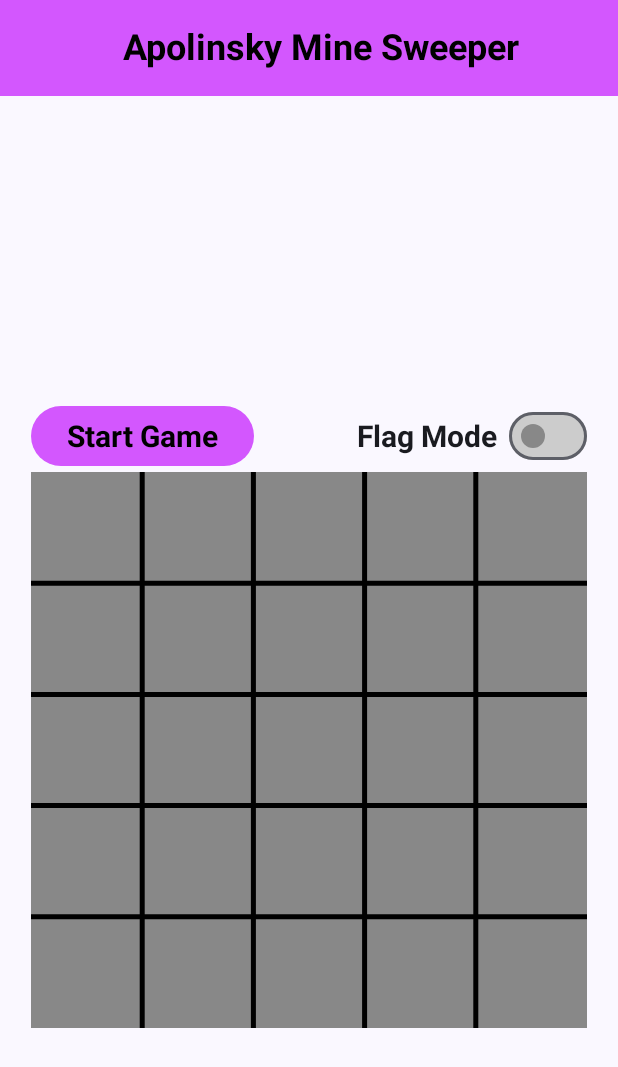
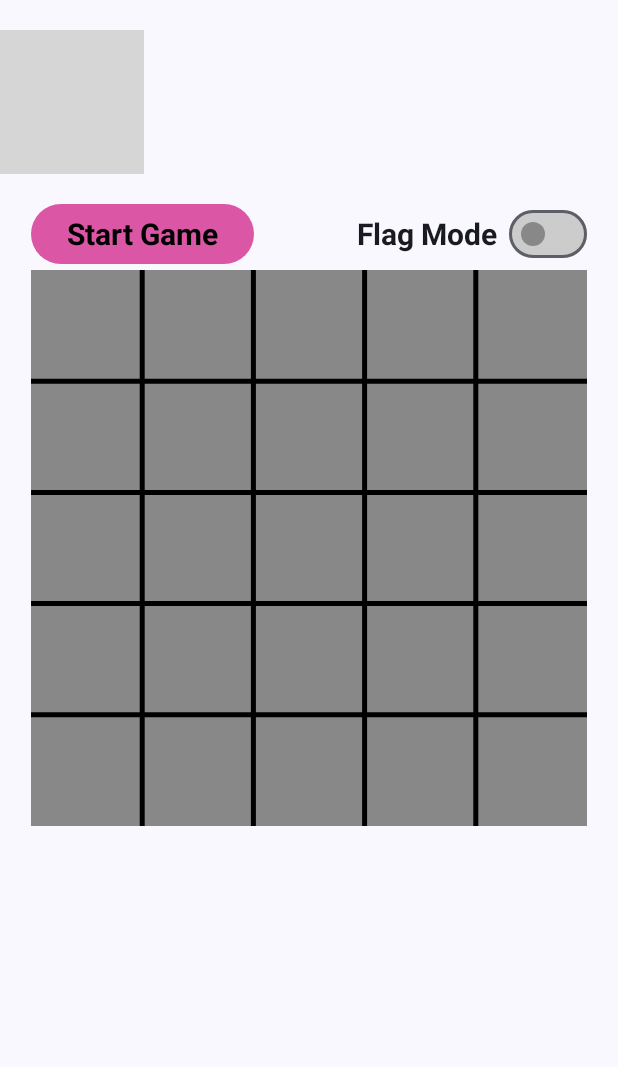
Before and after one commit to charlie-apolseed/AndroidMineSweeper, an Android app built with Jetpack Compose: the screen it shows after launch (MainActivity), on a phone screen of 412 x 824 dp. Shown: the top 1067 px of the screen. Run offline under Robolectric (Android 15) with nearby library versions, the phone set to English and light mode, and no system bars; grey boxes are pictures that could not be loaded.

Commit message:
[Style] Added logo and switched colors

```diff
--- a/app/src/main/java/com/example/apolinskyminesweeper/MainActivity.kt
+++ b/app/src/main/java/com/example/apolinskyminesweeper/MainActivity.kt
@@ -1,35 +1,21 @@
 package com.example.apolinskyminesweeper
 
-import android.graphics.fonts.FontStyle
 import android.os.Bundle
 import androidx.activity.ComponentActivity
 import androidx.activity.compose.setContent
 import androidx.activity.enableEdgeToEdge
+import androidx.compose.foundation.Image
 import androidx.compose.foundation.background
-import androidx.compose.foundation.layout.Arrangement
-import androidx.compose.foundation.layout.Box
 import androidx.compose.foundation.layout.Column
 import androidx.compose.foundation.layout.fillMaxSize
-import androidx.compose.foundation.layout.fillMaxWidth
-import androidx.compose.foundation.layout.height
 import androidx.compose.foundation.layout.padding
 import androidx.compose.material3.ExperimentalMaterial3Api
-import androidx.compose.material3.MaterialTheme
 import androidx.compose.material3.Scaffold
-import androidx.compose.material3.Text
-import androidx.compose.material3.TopAppBar
-import androidx.compose.material3.TopAppBarDefaults
-import androidx.compose.material3.TopAppBarState
-import androidx.compose.runtime.Composable
-import androidx.compose.ui.Alignment
 import androidx.compose.ui.Modifier
 import androidx.compose.ui.graphics.Color
-import androidx.compose.ui.res.stringResource
-import androidx.compose.ui.text.TextStyle
-import androidx.compose.ui.text.font.FontWeight
-import androidx.compose.ui.tooling.preview.Preview
+import androidx.compose.ui.graphics.ImageBitmap
+import androidx.compose.ui.res.imageResource
 import androidx.compose.ui.unit.dp
-import androidx.compose.ui.unit.sp
 import com.example.apolinskyminesweeper.ui.screen.MineSweeperScreen
 import com.example.apolinskyminesweeper.ui.theme.ApolinskyMineSweeperTheme
 
@@ -40,35 +26,21 @@ class MainActivity : ComponentActivity() {
         enableEdgeToEdge()
         setContent {
             ApolinskyMineSweeperTheme {
+                val logo = ImageBitmap.imageResource(R.drawable.logo)
+
                 Scaffold(
-                    modifier = Modifier.fillMaxSize(),
-                    topBar = {
-                        TopAppBar(
-                            title = {
-                                // Use a Box to center the title within the TopAppBar
-                                Box(
-                                    modifier = Modifier.fillMaxWidth(),
-                                    contentAlignment = Alignment.Center
-                                ) {
-                                    Text(
-                                        text = stringResource(R.string.apolinsky_mine_sweeper),
-                                        fontSize = 24.sp,
-                                        style = TextStyle(
-                                            fontSize = 20.sp,
-                                            fontWeight = FontWeight.Bold
-                                        ),
-                                        color = Color.Black
-                                    )
-                                }
-                            },
-                            // Set the background color of the TopAppBar
-                            colors = TopAppBarDefaults.topAppBarColors(
-                                containerColor = Color(0xFFD357FE)
-                            )
+                    modifier = Modifier
+                        .fillMaxSize()
+                        .background(Color(0xFFFFFFFF)), // Set the background color to white
+                ) { innerPadding ->
+                    Column {
+                        Image(
+                            bitmap = logo,
+                            contentDescription = "Logo",
+                            modifier = Modifier.padding(bottom = 16.dp).padding(top = 20.dp)
                         )
+                        MineSweeperScreen(modifier = Modifier.padding(innerPadding))
                     }
-                ) { innerPadding ->
-                    MineSweeperScreen(modifier = Modifier.padding(innerPadding))
                 }
             }
         }
--- a/app/src/main/java/com/example/apolinskyminesweeper/ui/screen/MineSweeperModel.kt
+++ b/app/src/main/java/com/example/apolinskyminesweeper/ui/screen/MineSweeperModel.kt
@@ -11,16 +11,17 @@ import kotlin.random.Random
 
 
 class MineSweeperModel : ViewModel() {
-    var board by mutableStateOf(Array(5) { Array(5) { "" } })
-    var solutionBoard by mutableStateOf(Array(5) { Array(5) { "" } })
+    val BOARD_SIZE = 5
+    var board by mutableStateOf(Array(BOARD_SIZE) { Array(BOARD_SIZE) { "" } })
+    var solutionBoard by mutableStateOf(Array(BOARD_SIZE) { Array(BOARD_SIZE) { "" } })
     var flagMode by mutableStateOf(false)
     var isGameOver by mutableStateOf(false)
     var isGameWon by mutableStateOf(false)
-    final val BOARD_SIZE = 5
+
 
     fun startGame() {
         // Initialize the board and solution board
-        board = Array(BOARD_SIZE) { Array(5) { "" } }
+        board = Array(BOARD_SIZE) { Array(BOARD_SIZE) { "" } }
         solutionBoard = Array(BOARD_SIZE) { Array(BOARD_SIZE) { "" } }
         var mineCount = 3
         while (mineCount > 0) {
@@ -41,13 +42,13 @@ class MineSweeperModel : ViewModel() {
         if (!flagMode) {
             if (solutionBoard[row][col] == "") {
                 board[row][col] = getAdjacentMines(row, col).toString()
-            } else if (solutionBoard[row][col] == "mine") {
+            } else if (solutionBoard[row][col] == "mine" && board[row][col] == "") {
                 endGame()
             }
         } else { //Flag mode
             if (solutionBoard[row][col] == "mine") {
                 board[row][col] = "flag"
-            } else if (solutionBoard[row][col] == "") {
+            } else if (solutionBoard[row][col] == "" && board[row][col] == "") {
                 endGame()
             }
         }
--- a/app/src/main/java/com/example/apolinskyminesweeper/ui/screen/MineSweeperScreen.kt
+++ b/app/src/main/java/com/example/apolinskyminesweeper/ui/screen/MineSweeperScreen.kt
@@ -47,11 +47,12 @@ fun MineSweeperScreen(
     val mineSweeperModel = viewModel
     val textMeasurer = rememberTextMeasurer()
 
+
     Column(
         modifier = modifier.fillMaxSize(),
-        verticalArrangement = Arrangement.Center,
         horizontalAlignment = Alignment.CenterHorizontally
     ) {
+
 
 
         Row(
@@ -61,7 +62,7 @@ fun MineSweeperScreen(
             Button(
                 onClick = mineSweeperModel::startGame,
                 colors = ButtonDefaults.buttonColors(
-                    containerColor = Color(0xFFD357FE),
+                    containerColor = Color(0xFFDB56A4),
                     contentColor = Color.Black
                 )
             ) {
@@ -79,10 +80,10 @@ fun MineSweeperScreen(
                 Switch(
                     checked = mineSweeperModel.flagMode,
                     colors = SwitchDefaults.colors(
-                        checkedThumbColor = Color(0xFFD357FE), // Color of the thumb when checked
-                        checkedTrackColor = Color(0xFFDDB8FA), // Color of the track when checked
-                        uncheckedThumbColor = Color.Gray,       // Color of the thumb when unchecked
-                        uncheckedTrackColor = Color.LightGray   // Color of the track when unchecked
+                        checkedThumbColor = Color(0xFF7356db),
+                        checkedTrackColor = Color(0xFFc0b7fb),
+                        uncheckedThumbColor = Color.Gray,
+                        uncheckedTrackColor = Color.LightGray
                     ),
                     onCheckedChange = {
                         mineSweeperModel.toggleFlagMode()
@@ -100,8 +101,8 @@ fun MineSweeperScreen(
                 .pointerInput(key1 = Unit) {
                     detectTapGestures { offset -> // offset is the position of the tap
                         Log.d("Click: ", "x: ${offset.x}, y: ${offset.y}")
-                        val col = (offset.x / (size.width / 5)).toInt()
-                        val row = (offset.y / (size.width / 5)).toInt()
+                        val col = (offset.x / (size.width / mineSweeperModel.BOARD_SIZE)).toInt()
+                        val row = (offset.y / (size.width /mineSweeperModel.BOARD_SIZE )).toInt()
                         Log.d("Click: ", "row: $row, col: $col")
                         mineSweeperModel.onCellClick(row, col)
                     }
@@ -112,17 +113,17 @@ fun MineSweeperScreen(
                 topLeft = Offset.Zero,
             )
 
-            for (i in 1..4) { //Draw the grid lines
+            for (i in 1..(mineSweeperModel.BOARD_SIZE-1)) { //Draw the grid lines
                 drawLine(
                     Color.Black,
-                    start = Offset(i * size.width / 5, 0f),
-                    end = Offset(i * size.width / 5, size.height),
+                    start = Offset(i * size.width /mineSweeperModel.BOARD_SIZE , 0f),
+                    end = Offset(i * size.width /mineSweeperModel.BOARD_SIZE , size.height),
                     strokeWidth = 5f
                 )
                 drawLine(
                     Color.Black,
-                    start = Offset(0f, i * size.width / 5),
-                    end = Offset(size.width, i * size.width / 5),
+                    start = Offset(0f, i * size.width / mineSweeperModel.BOARD_SIZE),
+                    end = Offset(size.width, i * size.width / mineSweeperModel.BOARD_SIZE),
                     strokeWidth = 5f
                 )
             }
@@ -132,28 +133,20 @@ fun MineSweeperScreen(
                     if (value != "") {
                         drawRect( //change the color of the background square
                             Color.LightGray,
-                            topLeft = Offset((size.width / 5) * col, (size.width / 5) * row),
-                            size = Size(size.width / 5, size.width / 5)
+                            topLeft = Offset((size.width / mineSweeperModel.BOARD_SIZE) * col, (size.width / mineSweeperModel.BOARD_SIZE) * row),
+                            size = Size(size.width / mineSweeperModel.BOARD_SIZE, size.width / mineSweeperModel.BOARD_SIZE)
                         )
                         if (value == "flag") {
                             drawImage(imageFlagIcon,
                                 srcOffset = IntOffset(0,0),
                                 srcSize = IntSize(imageFlagIcon.width,imageFlagIcon.height),
-                                dstOffset = IntOffset(((size.width / 5) * (col) + (size.width / 35)).toInt(),
-                                    ((size.width / 5) * (row) + (size.height / 45)).toInt()
+                                dstOffset = IntOffset(((size.width / mineSweeperModel.BOARD_SIZE) * (col) + (size.width / 35)).toInt(),
+                                    ((size.width / mineSweeperModel.BOARD_SIZE) * (row) + (size.height / 45)).toInt()
                                 ),
                                 dstSize = IntSize((size.width / 6).toInt(),
                                     (size.width / 6).toInt()
                                 )
                             )
-//                            drawCircle(
-//                                Color.Red,
-//                                radius = size.width / 10,
-//                                center = Offset(
-//                                    (size.width / 5) * (col + .5f),
-//                                    (size.width / 5) * (row + .5f)
-//                                )
-//                            )
                         } else {
                             // Measure the text before drawing
                             val textLayoutResult = textMeasurer.measure(
@@ -168,8 +161,8 @@ fun MineSweeperScreen(
                             drawText(
                                 textLayoutResult = textLayoutResult,
                                 topLeft = Offset(
-                                    (size.width / 5) * col + (size.width / 10) - textLayoutResult.size.width / 2,
-                                    (size.width / 5) * row + (size.width / 10) - textLayoutResult.size.height / 2
+                                    (size.width / mineSweeperModel.BOARD_SIZE) * col + (size.width / 10) - textLayoutResult.size.width / 2,
+                                    (size.width / mineSweeperModel.BOARD_SIZE) * row + (size.width / 10) - textLayoutResult.size.height / 2
                                 )
                             )
                         }
@@ -189,7 +182,7 @@ fun MineSweeperScreen(
                             mineSweeperModel.startGame() // Restart the game
                         },
                         colors = ButtonDefaults.buttonColors(
-                            containerColor = Color(0xFFD357FE), // Pink color
+                            containerColor = Color(0xFFDB56A4), // Pink color
                             contentColor = Color.Black
                         )
                     ) {
```
Also changed, not shown: app/src/main/java/com/example/apolinskyminesweeper/ui/theme/Color.kt (line endings or trailing spaces).
